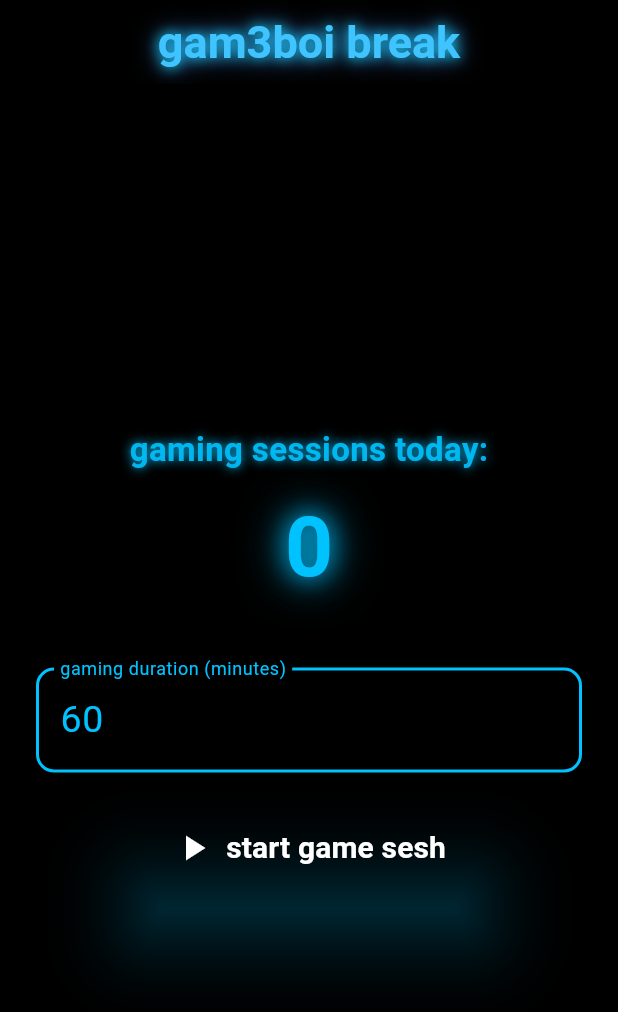
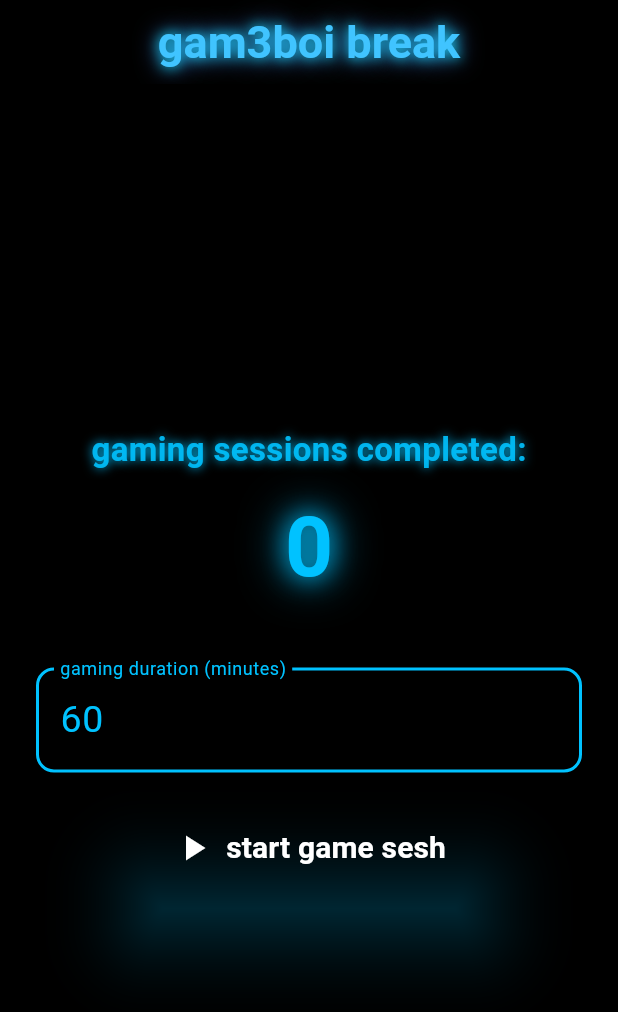
Before and after one commit to zanderxrf15/awesome_notifications_assignment, a Flutter app: the screen it shows after launch, on a phone screen of 412 x 824 dp. Shown: the top 1012 px of the screen. Run offline on Flutter 3.47's test engine with Material 3 defaults, Android fonts, the phone set to English and light mode, and no system bars; our stand-ins replace awesome_notifications, cloud_firestore, firebase_core, shared_preferences; accounts and stored records are empty.

Commit message:
Update main.dart

```diff
--- a/lib/main.dart
+++ b/lib/main.dart
@@ -178,7 +178,7 @@ class _BreakTimerPageState extends State<BreakTimerPage> {
             mainAxisAlignment: MainAxisAlignment.center,
             children: [
               Text(
-                'gaming sessions today:',
+                'gaming sessions completed:',
                 style: TextStyle(
                   fontSize: 22,
                   fontWeight: FontWeight.w600,
```
